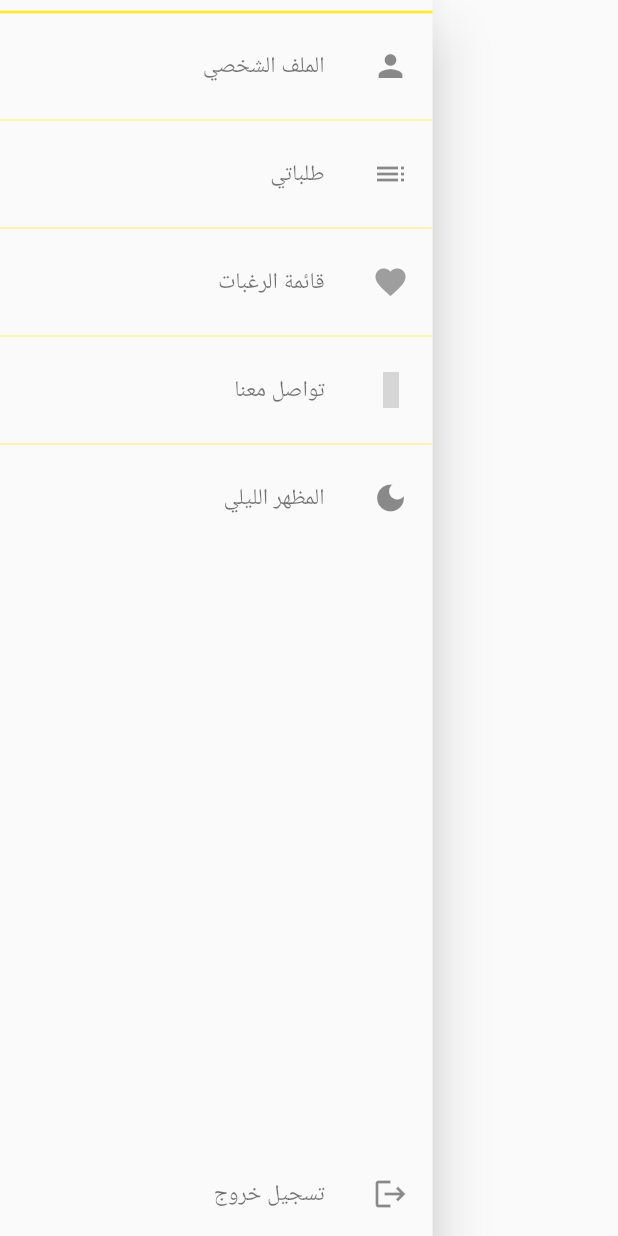
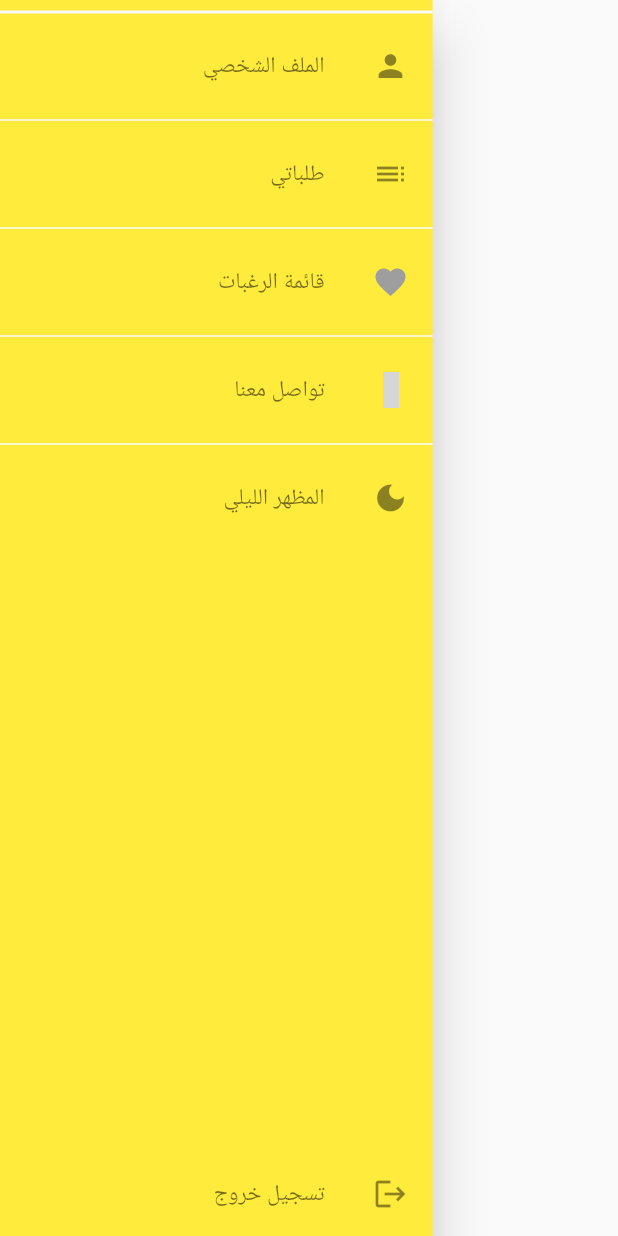
Before and after one commit to r00texploit/alla_zogak_customer, a Flutter app: the DrawerWidget widget shown alone on an empty page, opened directly, on a phone screen of 412 x 824 dp. Run offline on Flutter 3.47's test engine with Material 2 defaults, Android fonts, the light colour scheme and no system bars; our stand-ins replace adaptive_theme, cached_network_image, carousel_slider, dio, file_picker, flutter_rating_bar and 6 more; accounts and stored records are empty; Roboto replaces fonts that are missing (Cairo); statements that could not run were skipped; grey boxes are pictures that could not be loaded.

Commit message:
fix some bugs

```diff
--- a/lib/main.dart
+++ b/lib/main.dart
@@ -1,5 +1,6 @@
 import 'package:alla_zogak_customer/providers/wishlist_provider.dart';
 import 'package:alla_zogak_customer/widgets/constants.dart';
+import 'package:alla_zogak_customer/widgets/theme/style.dart';
 import 'package:alla_zogak_customer/widgets/theme/theme_model.dart';
 import 'package:flutter/material.dart';
 import 'package:flutter/services.dart';
@@ -49,7 +50,7 @@ class MyApp extends StatelessWidget {
             debugShowCheckedModeBanner: false,
             title: 'Super Digital Market',
             // ignore: unrelated_type_equality_checks
-            theme:
+            theme: //Styles.themeData(themeNotifier.isDark, context),
                 themeNotifier.isDark ? Constants.darkmode : Constants.lightmode,
             initialRoute: "/",
             onGenerateRoute: (settings) {
--- a/lib/widgets/constants.dart
+++ b/lib/widgets/constants.dart
@@ -30,7 +30,7 @@ class Constants {
 
   static Map<int, Color> color = {
     50: const Color.fromRGBO(136, 14, 79, .1),
-    100:const Color.fromARGB(8, 136, 14, 79),
+    100: const Color.fromARGB(8, 136, 14, 79),
     200: const Color.fromARGB(123, 10, 0, 6),
     300: const Color.fromARGB(102, 20, 1, 11),
     400: const Color.fromARGB(126, 51, 39, 45),
@@ -40,10 +40,10 @@ class Constants {
     800: const Color.fromARGB(227, 24, 15, 20),
     900: const Color.fromARGB(255, 15, 3, 9),
   };
-static MaterialColor colorCustom = MaterialColor(0xFF000000, color);
+  static MaterialColor colorCustom = MaterialColor(0xFF000000, color);
   static ThemeData lightmode = ThemeData(
       primarySwatch: Colors.yellow,
-      textTheme: TextTheme(
+        textTheme: TextTheme(
         headline1: GoogleFonts.cairo().copyWith(color: Colors.black54),
         headline2: GoogleFonts.cairo().copyWith(color: Colors.black54),
         headline3: GoogleFonts.cairo().copyWith(color: Colors.black54),
@@ -61,35 +61,29 @@ static MaterialColor colorCustom = MaterialColor(0xFF000000, color);
         color: Colors.black,
       )));
 
+  // static ThemeData darkmode = ThemeData(
+  //   primaryColor: Colors.black,
+  //   brightness: Brightness.dark,
+  //   backgroundColor: const Color(0xFF212121),
+  //   dividerColor: Colors.black12, colorScheme: ColorScheme.fromSwatch(primarySwatch: Colors.grey).copyWith(secondary: Colors.white),
+  // );
+
   static ThemeData darkmode = ThemeData(
-      primaryColor: Colors.white,
       primarySwatch: colorCustom,
       scaffoldBackgroundColor: colorCustom,
-      bottomAppBarColor: colorCustom,
+      bottomAppBarColor: Colors.grey,
+      //brightness: Brightness.dark,
       shadowColor: darkBG,
-      bottomNavigationBarTheme:   BottomNavigationBarThemeData(
-        backgroundColor: Colors.white70,
-        elevation: 10,
-        selectedLabelStyle: const TextStyle(
-            color: Color.fromARGB(255, 8, 8, 8), fontSize: 14.0
-        ),
-        unselectedLabelStyle: GoogleFonts.cairo(
-            color: const Color.fromARGB(255, 175, 169, 169), fontSize: 12.0
-        ),
-        selectedItemColor: const Color.fromARGB(255, 63, 62, 60),
-        unselectedItemColor: Colors.grey[600],
-        showUnselectedLabels: true,
-    ),
-      //backgroundColor: const Color.fromARGB(255, 248, 246, 246),
+      cardColor: Colors.grey,
       textTheme: TextTheme(
-        headline1: GoogleFonts.cairo().copyWith(color: Colors.black54),
-        headline2: GoogleFonts.cairo().copyWith(color: Colors.black54),
-        headline3: GoogleFonts.cairo().copyWith(color: Colors.black54),
-        headline4: GoogleFonts.cairo().copyWith(color: Colors.black54),
-        headline5: GoogleFonts.cairo().copyWith(color: Colors.black54),
-        headline6: GoogleFonts.cairo().copyWith(color: Colors.black54),
-        subtitle1: GoogleFonts.cairo().copyWith(color: Colors.black54),
-        subtitle2: GoogleFonts.cairo().copyWith(color: Colors.black54),
+        headline1: GoogleFonts.cairo().copyWith(color: Colors.white54),
+        headline2: GoogleFonts.cairo().copyWith(color: Colors.white54),
+        headline3: GoogleFonts.cairo().copyWith(color: Colors.white54),
+        headline4: GoogleFonts.cairo().copyWith(color: Colors.white54),
+        headline5: GoogleFonts.cairo().copyWith(color: Colors.white54),
+        headline6: GoogleFonts.cairo().copyWith(color: Colors.white54),
+        subtitle1: GoogleFonts.cairo().copyWith(color: Colors.white54),
+        subtitle2: GoogleFonts.cairo().copyWith(color: Colors.white54),
       ),
       iconTheme: const IconThemeData(
         color: Colors.grey,
@@ -97,5 +91,7 @@ static MaterialColor colorCustom = MaterialColor(0xFF000000, color);
       inputDecorationTheme: InputDecorationTheme(
           labelStyle: GoogleFonts.cairo().copyWith(
         color: Colors.grey,
-      )), colorScheme: ColorScheme.fromSwatch(primarySwatch: colorCustom).copyWith(secondary: Colors.white));
+      )),
+      colorScheme: ColorScheme.fromSwatch(primarySwatch: Colors.grey)
+          .copyWith(secondary: Colors.white));
 }
--- a/lib/widgets/drawer_widget.dart
+++ b/lib/widgets/drawer_widget.dart
@@ -39,6 +39,7 @@ class _DrawerWidgetState extends State<DrawerWidget> {
         builder: (context, ThemeModel themeNotifier, child) {
       return SafeArea(
         child: Drawer(
+          backgroundColor: themeNotifier.isDark ? Colors.white : Theme.of(context).primaryColor,
           width: MediaQuery.of(context).size.width * 0.7,
           child: Column(
             mainAxisAlignment: MainAxisAlignment.spaceBetween,
@@ -99,7 +100,7 @@ class _DrawerWidgetState extends State<DrawerWidget> {
                     ),
                   Divider(
                     thickness: 2,
-                    color: Theme.of(context).primaryColor,
+                    color: Theme.of(context).scaffoldBackgroundColor,
                   ),
                   SingleChildScrollView(
                     child: Column(
@@ -119,8 +120,8 @@ class _DrawerWidgetState extends State<DrawerWidget> {
                           ),
                         ),
                         Divider(
-                          thickness: 0.5,
-                          color: Theme.of(context).primaryColor,
+                          thickness: 1,
+                          color: Theme.of(context).scaffoldBackgroundColor,
                         ),
                         InkWell(
                           onTap: () => open(const MyOrderDrawer()),
@@ -137,8 +138,8 @@ class _DrawerWidgetState extends State<DrawerWidget> {
                           ),
                         ),
                         Divider(
-                          thickness: 0.5,
-                          color: Theme.of(context).primaryColor,
+                          thickness: 1,
+                          color: Theme.of(context).scaffoldBackgroundColor,
                         ),
                         InkWell(
                           onTap: () => open(const WishlistDrawer()),
@@ -160,7 +161,7 @@ class _DrawerWidgetState extends State<DrawerWidget> {
                                         color: Colors.white,
                                         border: Border.all(
                                             color:
-                                                Theme.of(context).primaryColor),
+                                                Theme.of(context).scaffoldBackgroundColor),
                                         borderRadius: BorderRadius.circular(10),
                                       ),
                                       child: Center(
@@ -188,8 +189,8 @@ class _DrawerWidgetState extends State<DrawerWidget> {
                           ),
                         ),
                         Divider(
-                          thickness: 0.5,
-                          color: Theme.of(context).primaryColor,
+                          thickness: 1,
+                          color: Theme.of(context).scaffoldBackgroundColor,
                         ),
                         InkWell(
                           onTap: () async {
@@ -216,8 +217,8 @@ class _DrawerWidgetState extends State<DrawerWidget> {
                           ),
                         ),
                         Divider(
-                          thickness: 0.5,
-                          color: Theme.of(context).primaryColor,
+                          thickness: 1,
+                          color: Theme.of(context).scaffoldBackgroundColor,
                         ),
                       ],
                     ),
```
Also changed, not shown: lib/screens/home_page.dart (+202 -167 lines), lib/screens/my_orders.dart (+19 -4 lines), lib/screens/product_screen.dart (+59 -62 lines), lib/screens/wishlist.dart (+12 -2 lines), lib/widgets/product_card.dart (+5 -2 lines), lib/widgets/theme/style.dart (added, +34 -0 lines).
